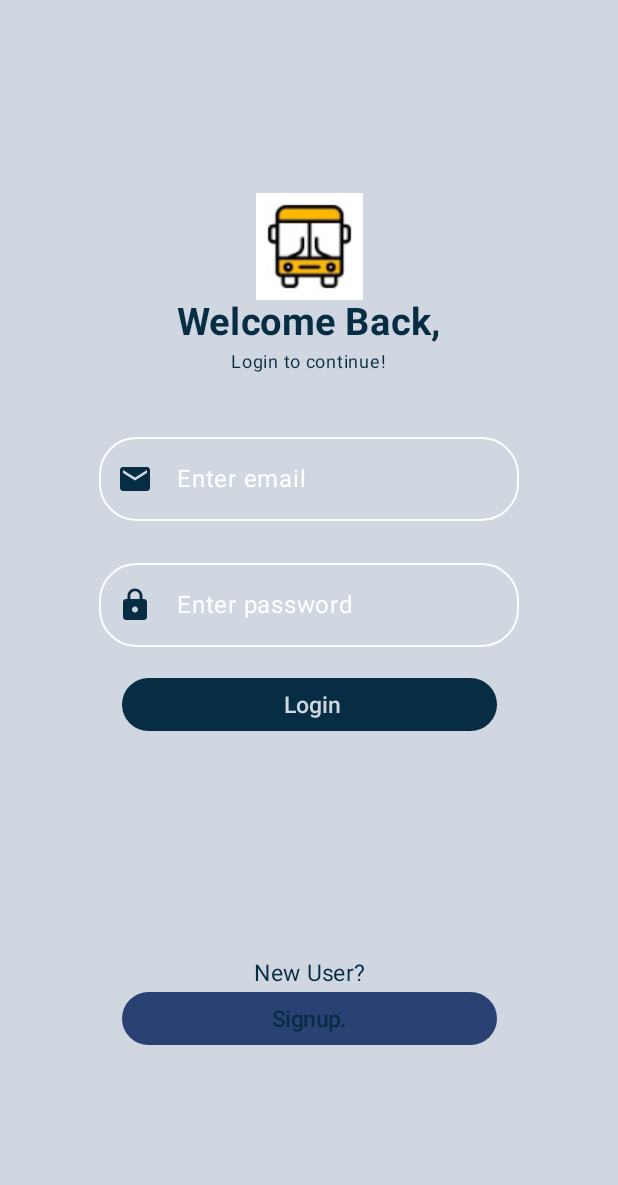
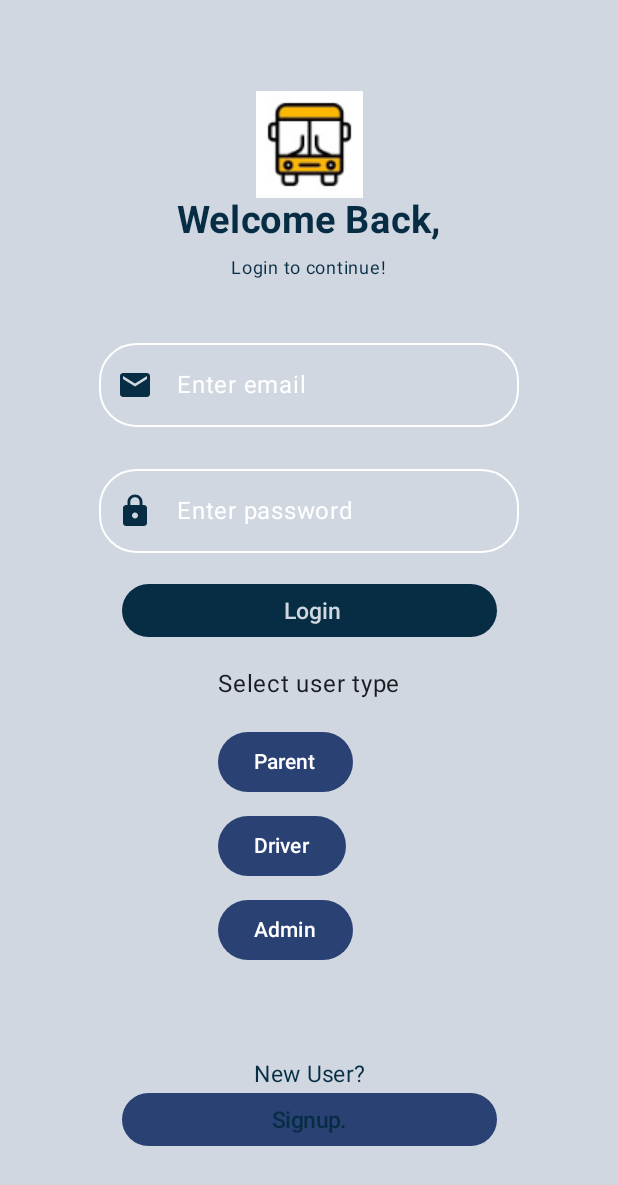
Before and after one commit to ZackTechGuru/VeApp, an Android app built with Jetpack Compose: the screen it shows after launch (MainActivity), on a phone screen of 412 x 824 dp. Shown: the top 1185 px of the screen. Run offline under Robolectric (Android 15) with nearby library versions, the phone set to English and light mode, and no system bars.

Commit message:
initial commit

```diff
--- a/app/src/main/java/com/zack/veapp/ui/theme/screens/login/Login.kt
+++ b/app/src/main/java/com/zack/veapp/ui/theme/screens/login/Login.kt
@@ -6,8 +6,10 @@ import androidx.compose.foundation.border
 import androidx.compose.foundation.layout.Arrangement
 import androidx.compose.foundation.layout.Box
 import androidx.compose.foundation.layout.Column
+import androidx.compose.foundation.layout.Row
 import androidx.compose.foundation.layout.Spacer
 import androidx.compose.foundation.layout.fillMaxSize
+import androidx.compose.foundation.layout.fillMaxWidth
 import androidx.compose.foundation.layout.height
 import androidx.compose.foundation.layout.size
 import androidx.compose.foundation.shape.RoundedCornerShape
@@ -40,11 +42,15 @@ import androidx.compose.ui.unit.sp
 import androidx.navigation.NavHostController
 import androidx.navigation.compose.rememberNavController
 import com.zack.veapp.R
+import com.zack.veapp.navigation.ROUTE_DRIVER
+import com.zack.veapp.navigation.ROUTE_PARENT
 import com.zack.veapp.navigation.ROUTE_REGISTER
+import com.zack.veapp.navigation.ROUTE_SCHOOL
 import com.zack.veapp.ui.theme.BrightYellow
 import com.zack.veapp.ui.theme.Greyblue
 import com.zack.veapp.ui.theme.Purple
 import com.zack.veapp.ui.theme.SecondaryBlue
+import com.zack.veapp.ui.theme.screens.selectusertype.UserTypeSelection
 
 @Composable
 fun Login(navController:NavHostController) {
@@ -70,7 +76,7 @@ fun Login(navController:NavHostController) {
             fontSize = 25.sp,
             color = SecondaryBlue
         )
-        Spacer(modifier = Modifier.height(0.dp))
+        Spacer(modifier = Modifier.height(5.dp))
         Text(
             text = "Login to continue!",
             fontFamily = FontFamily.SansSerif,
@@ -108,10 +114,18 @@ fun Login(navController:NavHostController) {
             modifier = Modifier.size(width = 250.dp, height = 35.dp)
         ) {
             Text(text = " Login", fontSize = 15.sp, color = Greyblue)}
+        Spacer(modifier = Modifier.height(20.dp))
 
+        Row(modifier = Modifier,
+            horizontalArrangement = Arrangement.SpaceBetween) {
 
-
-        Spacer(modifier = Modifier.height(150.dp))
+            UserTypeSelection(
+                onParentLogin = { navController.navigate(ROUTE_PARENT)},
+                onDriverLogin = { navController.navigate(ROUTE_DRIVER)},
+                onAdminLogin = { navController.navigate(ROUTE_SCHOOL)}
+            )
+        }
+        Spacer(modifier = Modifier.height(60.dp))
         Text(text = "New User?", fontSize = 15.sp, color = SecondaryBlue)
         TextButton(onClick = {navController.navigate(ROUTE_REGISTER)},
             colors = ButtonDefaults.buttonColors(containerColor = Color.Unspecified) ,
--- /dev/null
+++ b/app/src/main/java/com/zack/veapp/ui/theme/screens/selectusertype/UserTypeSelection.kt
@@ -0,0 +1,37 @@
+package com.zack.veapp.ui.theme.screens.selectusertype
+
+import androidx.compose.foundation.layout.Column
+import androidx.compose.foundation.layout.Spacer
+import androidx.compose.foundation.layout.height
+import androidx.compose.material3.Button
+import androidx.compose.material3.Text
+import androidx.compose.runtime.Composable
+import androidx.compose.runtime.mutableStateOf
+import androidx.compose.runtime.remember
+import androidx.compose.ui.Modifier
+import androidx.compose.ui.res.stringResource
+import androidx.compose.ui.unit.dp
+
+@Composable
+fun UserTypeSelection(
+onParentLogin: () -> Unit,
+onDriverLogin: () -> Unit,
+onAdminLogin: () -> Unit
+) {
+    val id = remember{ mutableStateOf(0) }
+    Column {
+        Text(text = "Select user type")
+        Spacer(modifier = Modifier.height(16.dp))
+        Button(onClick = onParentLogin) {
+            Text(text = "Parent")
+        }
+        Spacer(modifier = Modifier.height(8.dp))
+        Button(onClick = onDriverLogin) {
+            Text(text = "Driver")
+        }
+        Spacer(modifier = Modifier.height(8.dp))
+        Button(onClick = onAdminLogin) {
+            Text(text = "Admin")
+        }
+    }
+}
--- a/app/src/main/res/values/strings.xml
+++ b/app/src/main/res/values/strings.xml
@@ -1,3 +1,7 @@
 <resources>
     <string name="app_name">VeApp</string>
+    <string name="select_user_type">Select User Type</string>
+    <string name="parent_login">Parent Login</string>
+    <string name="driver_login">Driver Login</string>
+    <string name="admin_login">Admin Login</string>
 </resources>
```
